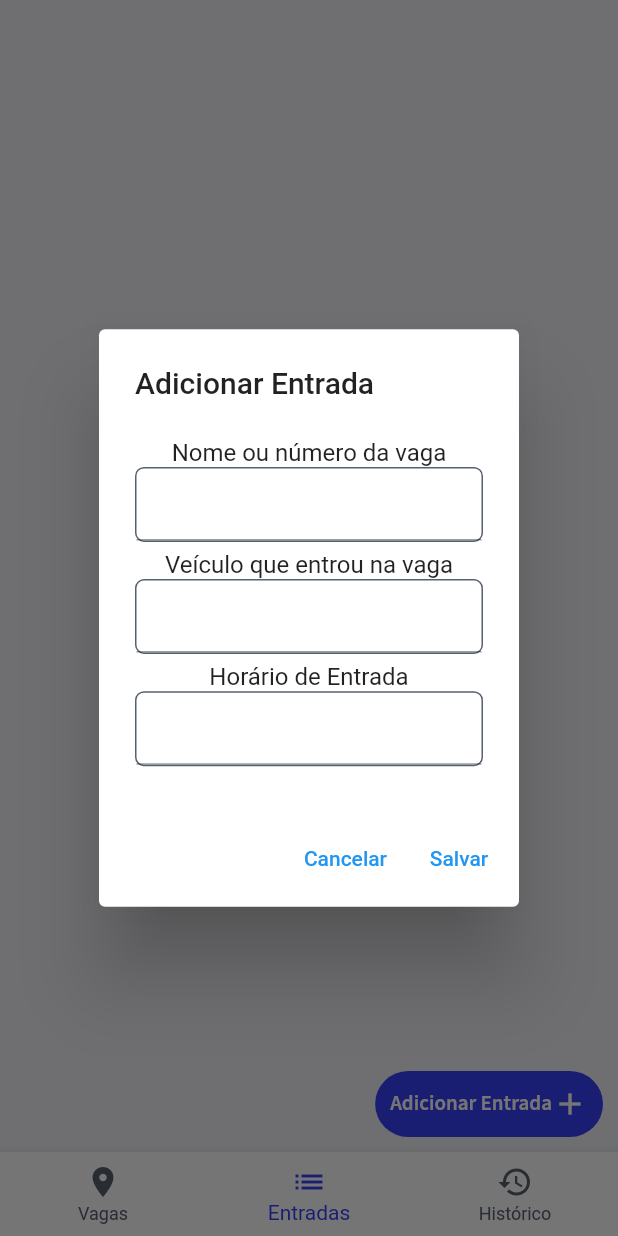
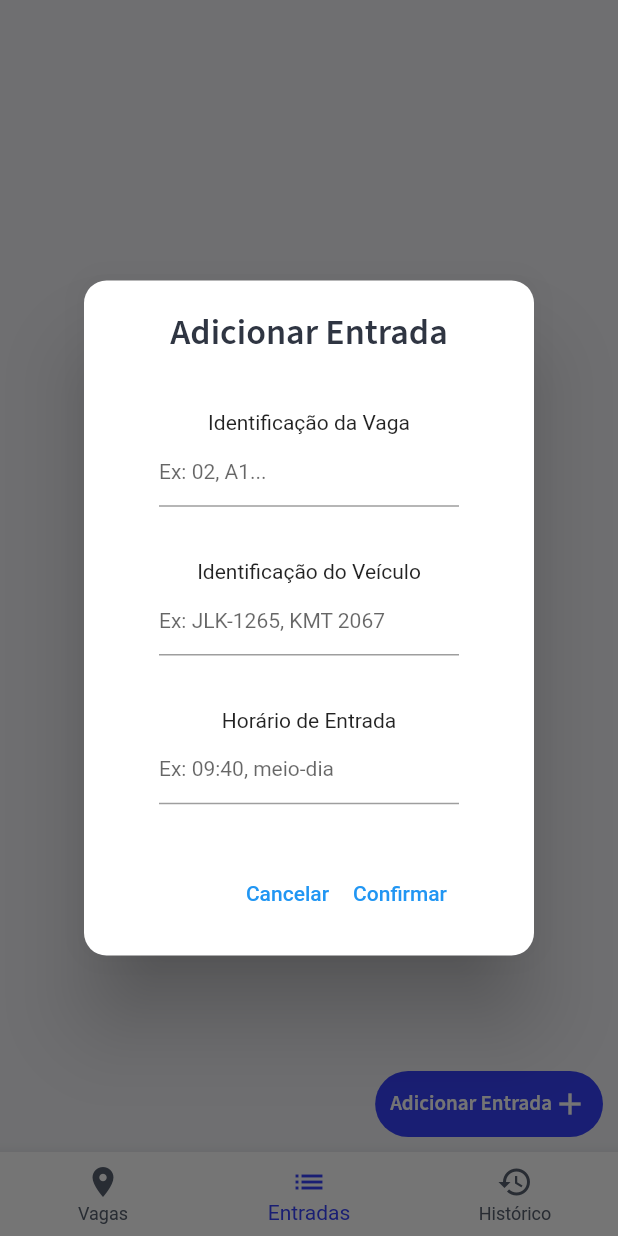
Before and after one commit to MatheusCCarmo/desafio-estacionamento, a Flutter app: the screen it shows after launch, item 2 of the bottom bar chosen, after a tap on "Adicionar Entrada", on a phone screen of 412 x 824 dp. Run offline on Flutter 3.47's test engine with Material 2 defaults, Android fonts, the phone set to English and light mode, and no system bars; our stand-ins replace google_fonts.

Commit message:
fix some issues with the pop dialog, make relations between 'entradas' and 'vagas'

```diff
--- a/lib/modules/entradas/entradas_page.dart
+++ b/lib/modules/entradas/entradas_page.dart
@@ -3,8 +3,10 @@ import 'package:estacionamento/model/vaga.dart';
 import 'package:estacionamento/modules/entradas/entrada_widget.dart';
 import 'package:estacionamento/shared/store/store.dart';
 import 'package:estacionamento/shared/themes/app_colors.dart';
+import 'package:estacionamento/shared/themes/app_text_styles.dart';
 import 'package:estacionamento/shared/widgets/add_button.dart';
 import 'package:estacionamento/shared/widgets/form_field_widget.dart';
+import 'package:flutter/gestures.dart';
 import 'package:flutter/material.dart';
 
 class EntradasPage extends StatefulWidget {
@@ -15,9 +17,11 @@ class EntradasPage extends StatefulWidget {
 }
 
 class _EntradasPageState extends State<EntradasPage> {
-  TextEditingController vagaIdController = TextEditingController();
-  TextEditingController entradaVeicleController = TextEditingController();
-  TextEditingController entradaEntryTimeController = TextEditingController();
+  final TextEditingController vagaIdController = TextEditingController();
+  final TextEditingController entradaVeicleController = TextEditingController();
+  final TextEditingController entradaEntryTimeController =
+      TextEditingController();
+  final _formKey = GlobalKey<FormState>();
   List<Entrada> _entradas = [];
 
   @override
@@ -38,9 +42,43 @@ class _EntradasPageState extends State<EntradasPage> {
     return await showDialog(
       context: context,
       builder: (context) {
-        return AlertDialog(
-          title: Text('Adicionar Entrada'),
-          actions: [
+        return Dialog(
+          shape: RoundedRectangleBorder(
+            borderRadius: BorderRadius.circular(15),
+          ),
+          child: Container(
+            height: 450,
+            width: 300,
+            child: Container(
+              child: Center(
+                child: Form(
+                  key: _formKey,
+                  child: Container(
+                    width: 200,
+                    child: Column(
+                      mainAxisAlignment: MainAxisAlignment.spaceAround,
+                      children: <Widget>[
+                        Text(
+                          'Adicionar Entrada',
+                          style: AppTextStyles.heading1,
+                        ),
+                        FormFieldWidget(
+                          fieldDescription: 'Identificação da Vaga',
+                          controller: vagaIdController,
+                          hintText: 'Ex: 02, A1...',
+                        ),
+                        FormFieldWidget(
+                            fieldDescription: 'Identificação do Veículo',
+                            controller: entradaVeicleController,
+                            hintText: 'Ex: JLK-1265, KMT 2067'),
+                        FormFieldWidget(
+                          fieldDescription: 'Horário de Entrada',
+                          controller: entradaEntryTimeController,
+                          hintText: 'Ex: 09:40, meio-dia',
+                        ),
+                        Row(
+                          mainAxisAlignment: MainAxisAlignment.end,
+                          children: [
                             TextButton(
                               onPressed: () {
                                 Navigator.of(context).pop(false);
@@ -49,27 +87,18 @@ class _EntradasPageState extends State<EntradasPage> {
                             ),
                             TextButton(
                               onPressed: () {
+                                if (_formKey.currentState!.validate()) {
                                   Navigator.of(context).pop(true);
+                                }
                               },
-              child: Text('Salvar'),
+                              child: Text('Confirmar'),
                             ),
                           ],
-          content: Container(
-            height: 230,
-            child: Center(
-              child: Column(
-                mainAxisAlignment: MainAxisAlignment.spaceEvenly,
-                children: <Widget>[
-                  FormFieldWidget(
-                      fieldDescription: 'Nome ou número da vaga',
-                      controller: vagaIdController),
-                  FormFieldWidget(
-                      fieldDescription: 'Veículo que entrou na vaga',
-                      controller: entradaVeicleController),
-                  FormFieldWidget(
-                      fieldDescription: 'Horário de Entrada',
-                      controller: entradaEntryTimeController),
+                        )
                       ],
+                    ),
+                  ),
+                ),
               ),
             ),
           ),
@@ -82,14 +111,19 @@ class _EntradasPageState extends State<EntradasPage> {
     bool confirm = await _showAlertForm();
     if (!confirm) return;
 
-    Vaga vaga = Vaga(id: vagaIdController.text);
+    Vaga vaga = Vaga(
+      id: vagaIdController.text,
+      veicle: entradaVeicleController.text,
+      isVacant: false,
+    );
     Entrada entrada = Entrada(
       vaga: vaga,
       veicle: entradaVeicleController.text,
       entryTime: entradaEntryTimeController.text,
     );
+
     setState(() {
-      _entradas.add(entrada);
+      Store.addEntrada(entrada);
     });
   }
 
@@ -105,11 +139,14 @@ class _EntradasPageState extends State<EntradasPage> {
           Container(
             width: size.width * 0.85,
             child: ListView.builder(
+              dragStartBehavior: DragStartBehavior.down,
               itemCount: _entradas.length,
               itemBuilder: (context, index) {
                 return Container(
                   margin: EdgeInsets.only(top: 12),
-                    child: EntradaWidget(entrada: _entradas[index]));
+                  child: EntradaWidget(
+                      entrada: _entradas[_entradas.length - index - 1]),
+                );
               },
             ),
           ),
--- a/lib/shared/themes/app_text_styles.dart
+++ b/lib/shared/themes/app_text_styles.dart
@@ -53,4 +53,9 @@ class AppTextStyles {
     fontWeight: FontWeight.w600,
     color: AppColors.white,
   );
+  static final hintRegular = GoogleFonts.sourceSansPro(
+    fontSize: 12,
+    fontWeight: FontWeight.w400,
+    color: AppColors.heading,
+  );
 }
--- a/lib/shared/widgets/form_field_widget.dart
+++ b/lib/shared/widgets/form_field_widget.dart
@@ -1,11 +1,18 @@
+import 'package:estacionamento/shared/store/store.dart';
 import 'package:estacionamento/shared/themes/app_colors.dart';
+import 'package:estacionamento/shared/themes/app_text_styles.dart';
 import 'package:flutter/material.dart';
 
 class FormFieldWidget extends StatelessWidget {
   final String fieldDescription;
   final TextEditingController controller;
+  final String hintText;
+
   const FormFieldWidget(
-      {Key? key, required this.fieldDescription, required this.controller})
+      {Key? key,
+      required this.fieldDescription,
+      required this.controller,
+      required this.hintText})
       : super(key: key);
 
   @override
@@ -17,12 +24,35 @@ class FormFieldWidget extends StatelessWidget {
           Text(fieldDescription),
           Container(
             decoration: BoxDecoration(
-              border: Border.all(
-                color: AppColors.grey,
-              ),
+              color: AppColors.white,
               borderRadius: BorderRadius.circular(6),
             ),
-            child: TextField(
+            child: TextFormField(
+              decoration: InputDecoration(
+                hintText: hintText,
+                hintStyle: TextStyle(fontSize: 14),
+              ),
+              validator: (value) {
+                if (value == null || value.isEmpty) {
+                  return 'Preencha o campo!';
+                }
+
+                int itemIndex =
+                    Store.vagas.indexWhere((element) => element.id == value);
+
+                if (itemIndex != -1 &&
+                    !Store.vagas.elementAt(itemIndex).isVacant &&
+                    fieldDescription == 'Identificação da Vaga') {
+                  return 'Esta vaga já está ocupada!';
+                }
+
+                if (itemIndex != -1 &&
+                    fieldDescription == 'Identificação da Nova Vaga') {
+                  return 'Esta vaga já existe!';
+                }
+
+                return null;
+              },
               controller: controller,
             ),
           ),
```
Also changed, not shown: lib/modules/entradas/entrada_widget.dart (+4 -3 lines), lib/modules/vagas/vaga_widget.dart (+14 -5 lines), lib/modules/vagas/vagas_page.dart (+38 -15 lines), lib/shared/store/store.dart (+31 -0 lines). Lines whose indentation alone changed are shown as unchanged.
